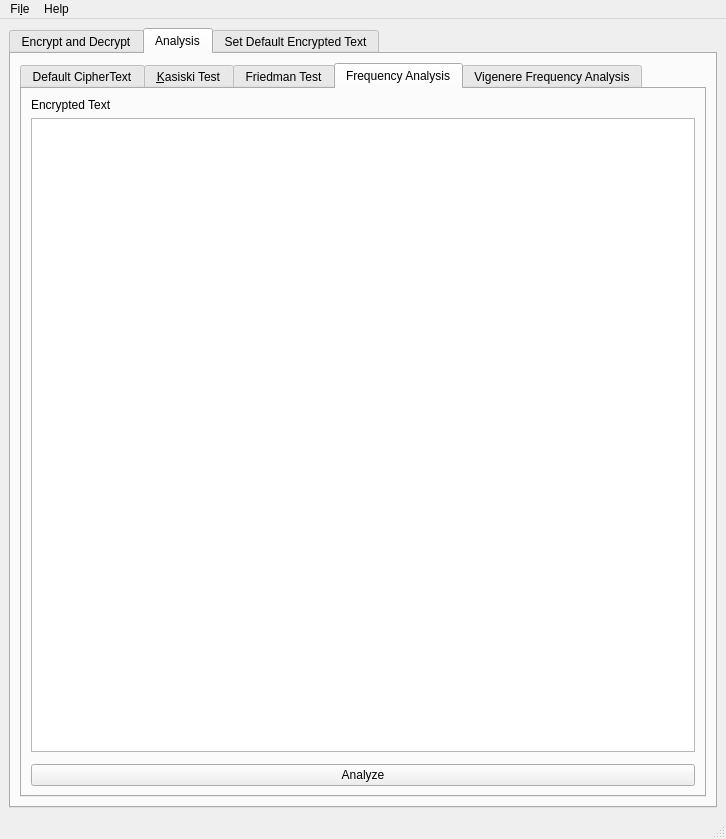
First picture: the form in crypto.ui, repository CPanda/cryptography, before the edit.
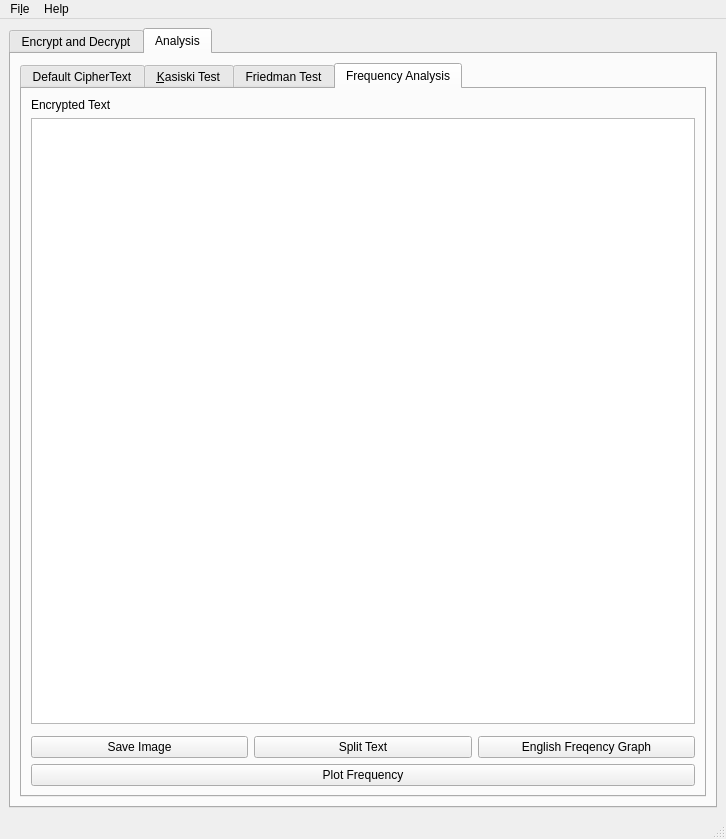
Second picture: the form after the edit. The open tabs and pages were chosen to show the change. Custom widgets are drawn as their Qt base class.

Commit message: GUI changes and adds default english graph

The edit to the form file:
```diff
--- a/crypto.ui
+++ b/crypto.ui
@@ -293,44 +293,35 @@
               <item>
                <widget class="MatplotlibWidget" name="freq_graph"/>
               </item>
+              <item>
+               <layout class="QHBoxLayout" name="horizontalLayout_5">
+                <item>
+                 <widget class="QPushButton" name="save_image">
+                  <property name="text">
+                   <string>Save Image</string>
+                  </property>
+                 </widget>
+                </item>
+                <item>
+                 <widget class="QPushButton" name="split_text">
+                  <property name="text">
+                   <string>Split Text</string>
+                  </property>
+                 </widget>
+                </item>
+                <item>
+                 <widget class="QPushButton" name="eng_freq_button">
+                  <property name="text">
+                   <string>English Freqency Graph</string>
+                  </property>
+                 </widget>
+                </item>
+               </layout>
+              </item>
               <item>
                <widget class="QPushButton" name="analyze_freq">
                 <property name="text">
-                 <string>Analyze</string>
-                </property>
-               </widget>
-              </item>
-             </layout>
-            </widget>
-            <widget class="QWidget" name="tab_6">
-             <attribute name="title">
-              <string>Vigenere Frequency Analysis</string>
-             </attribute>
-             <layout class="QVBoxLayout" name="verticalLayout_9">
-              <item>
-               <widget class="QLabel" name="label_14">
-                <property name="text">
-                 <string>Key Length (Number of Graphs/Splits. You may determine this from the Kasiski Test)</string>
-                </property>
-               </widget>
-              </item>
-              <item>
-               <widget class="QLineEdit" name="vg_key_length"/>
-              </item>
-              <item>
-               <widget class="QLabel" name="label_15">
-                <property name="text">
-                 <string>Encrypted Text</string>
-                </property>
-               </widget>
-              </item>
-              <item>
-               <widget class="QTextEdit" name="vg_freq_analysis"/>
-              </item>
-              <item>
-               <widget class="QPushButton" name="vg_freq_go">
-                <property name="text">
-                 <string>Analyze</string>
+                 <string>Plot Frequency</string>
                 </property>
                </widget>
               </item>
@@ -340,11 +331,6 @@
           </item>
          </layout>
         </widget>
-        <widget class="QWidget" name="tab_7">
-         <attribute name="title">
-          <string>Set Default Encrypted Text</string>
-         </attribute>
-        </widget>
        </widget>
       </item>
      </layout>
```
Left out of the diff: 2 changed lines with no effect on the pictures. The commit also changes 9 other files.
